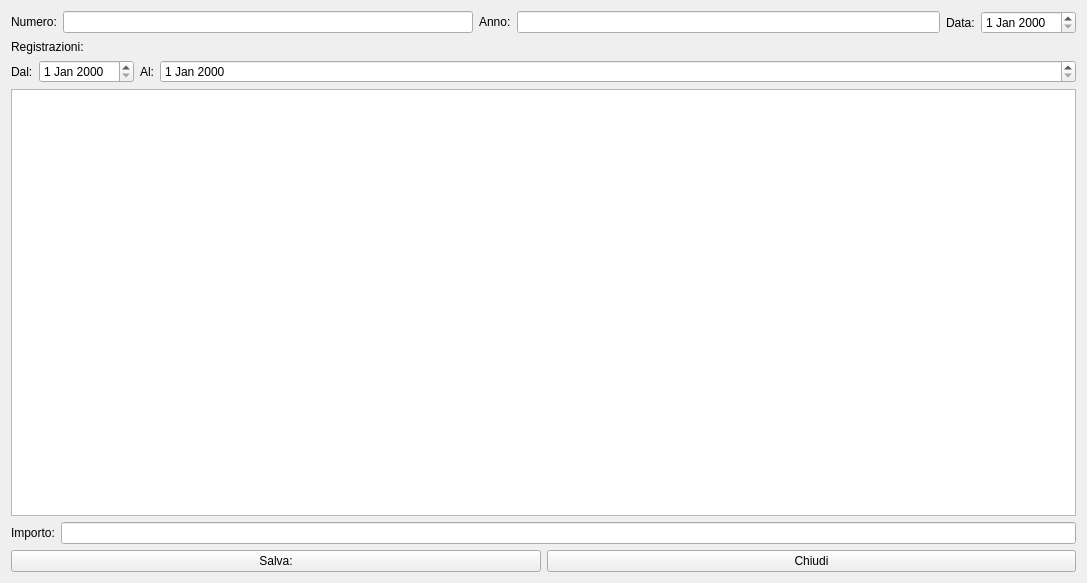
Above: cnewmandato.ui from fblabs/cimiapp2 before the change. Below: the same form after it.
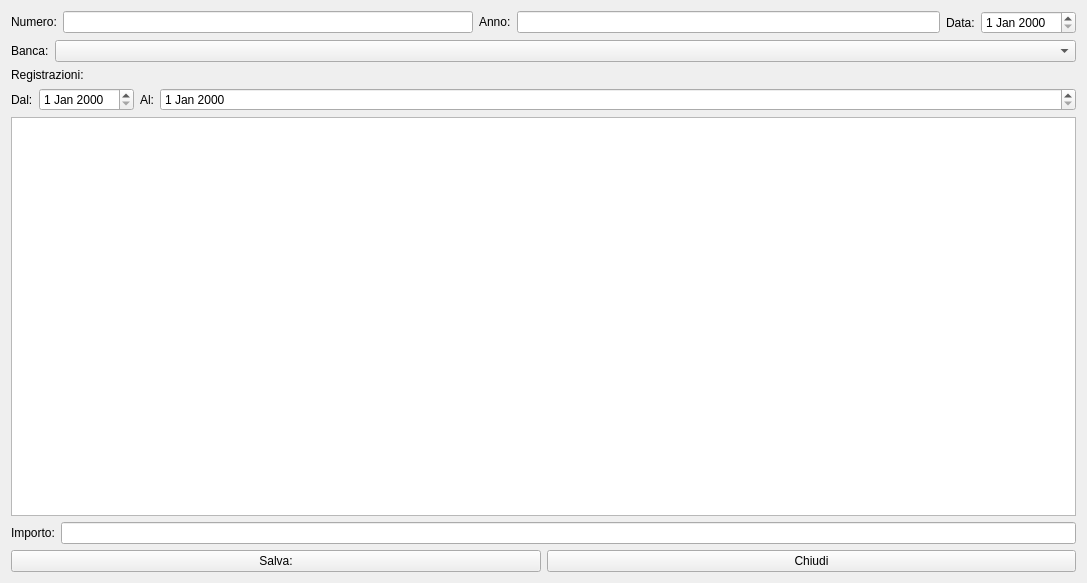
That is the form after the change. Icons and pictures are not drawn.

```diff
--- a/cnewmandato.ui
+++ b/cnewmandato.ui
@@ -67,6 +67,20 @@
      </item>
     </layout>
    </item>
+   <item>
+    <layout class="QFormLayout" name="formLayout_8">
+     <item row="0" column="0">
+      <widget class="QLabel" name="label_8">
+       <property name="text">
+        <string>Banca:</string>
+       </property>
+      </widget>
+     </item>
+     <item row="0" column="1">
+      <widget class="QComboBox" name="cbBanche"/>
+     </item>
+    </layout>
+   </item>
    <item>
     <layout class="QVBoxLayout" name="verticalLayout_2">
      <item>
@@ -111,7 +125,17 @@
         </layout>
        </item>
        <item>
-        <widget class="QTableWidget" name="tableWidget"/>
+        <widget class="QTableView" name="tvRigheMandato">
+         <property name="editTriggers">
+          <set>QAbstractItemView::NoEditTriggers</set>
+         </property>
+         <property name="alternatingRowColors">
+          <bool>true</bool>
+         </property>
+         <property name="selectionBehavior">
+          <enum>QAbstractItemView::SelectRows</enum>
+         </property>
+        </widget>
        </item>
        <item>
         <layout class="QFormLayout" name="formLayout_4">
```
Left out of the diff: 6 changed lines with no effect on the pictures.
